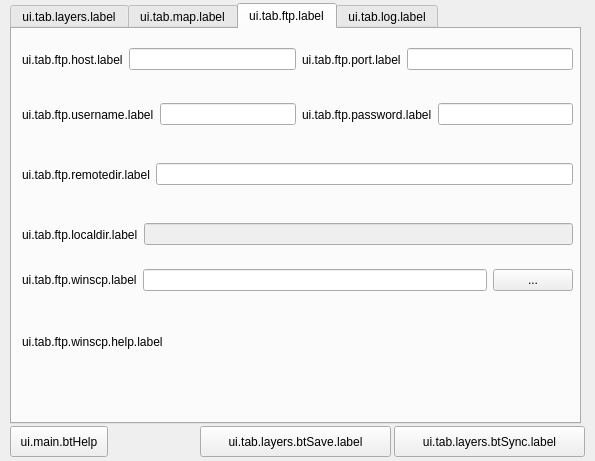
3liz/lizmap-plugin, file ui_lizmap.ui: the form before one commit.
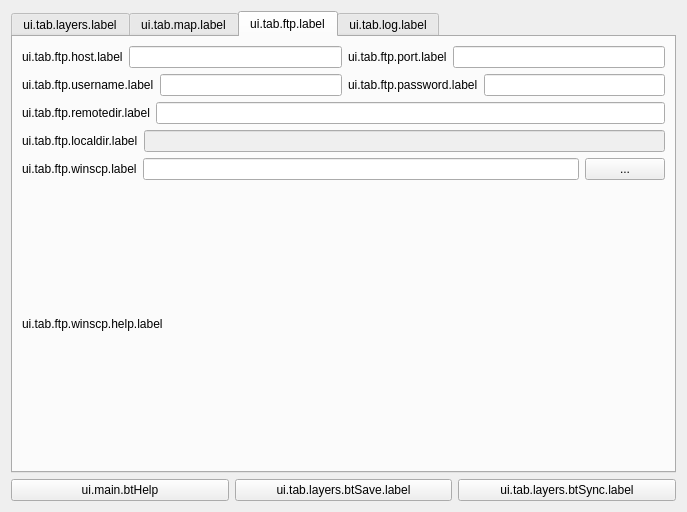
The form after the commit. The open tabs and pages were chosen to show the change.

Commit message: Interface - automatic widgets resizing thanks to Salvatore Larosa @lrssvt

The edit to the form file:
```diff
--- a/ui_lizmap.ui
+++ b/ui_lizmap.ui
@@ -6,38 +6,26 @@
    <rect>
     <x>0</x>
     <y>0</y>
-    <width>595</width>
-    <height>461</height>
+    <width>687</width>
+    <height>512</height>
    </rect>
   </property>
   <property name="windowTitle">
    <string>LizMap</string>
   </property>
+  <layout class="QGridLayout" name="gridLayout">
+   <item row="0" column="0" colspan="3">
   <widget class="QTabWidget" name="tabWidget">
-   <property name="geometry">
-    <rect>
-     <x>10</x>
-     <y>3</y>
-     <width>571</width>
-     <height>421</height>
-    </rect>
-   </property>
    <property name="currentIndex">
-    <number>0</number>
+      <number>3</number>
    </property>
    <widget class="QWidget" name="tab_2">
     <attribute name="title">
      <string>ui.tab.layers.label</string>
     </attribute>
+      <layout class="QGridLayout" name="gridLayout_2">
+       <item row="0" column="0">
     <widget class="QTreeWidget" name="treeLayer">
-     <property name="geometry">
-      <rect>
-       <x>10</x>
-       <y>10</y>
-       <width>291</width>
-       <height>341</height>
-      </rect>
-     </property>
      <property name="columnCount">
       <number>1</number>
      </property>
@@ -56,15 +44,8 @@
       </property>
      </column>
     </widget>
-    <widget class="QWidget" name="verticalLayoutWidget">
-     <property name="geometry">
-      <rect>
-       <x>310</x>
-       <y>5</y>
-       <width>251</width>
-       <height>381</height>
-      </rect>
-     </property>
+       </item>
+       <item row="0" column="1" rowspan="2">
      <layout class="QVBoxLayout" name="verticalLayout">
       <item>
        <widget class="QLabel" name="label_7">
@@ -162,34 +143,22 @@
        </layout>
       </item>
      </layout>
-    </widget>
+       </item>
+       <item row="1" column="0">
     <widget class="QPushButton" name="btRefreshTree">
-     <property name="geometry">
-      <rect>
-       <x>189</x>
-       <y>355</y>
-       <width>111</width>
-       <height>31</height>
-      </rect>
-     </property>
      <property name="text">
       <string>ui.tab.layers.btRefreshTree.label</string>
      </property>
     </widget>
+       </item>
+      </layout>
    </widget>
    <widget class="QWidget" name="tab_3">
     <attribute name="title">
      <string>ui.tab.map.label</string>
     </attribute>
-    <widget class="QWidget" name="verticalLayoutWidget_2">
-     <property name="geometry">
-      <rect>
-       <x>10</x>
-       <y>0</y>
-       <width>551</width>
-       <height>386</height>
-      </rect>
-     </property>
+      <layout class="QGridLayout" name="gridLayout_3">
+       <item row="0" column="0">
      <layout class="QVBoxLayout" name="verticalLayout_2">
       <property name="sizeConstraint">
        <enum>QLayout::SetDefaultConstraint</enum>
@@ -419,21 +388,39 @@
        </layout>
       </item>
      </layout>
-    </widget>
+       </item>
+      </layout>
    </widget>
    <widget class="QWidget" name="tab_ftp">
     <attribute name="title">
      <string>ui.tab.ftp.label</string>
     </attribute>
-    <widget class="QWidget" name="horizontalLayoutWidget_3">
-     <property name="geometry">
-      <rect>
-       <x>10</x>
-       <y>60</y>
-       <width>551</width>
-       <height>51</height>
-      </rect>
-     </property>
+      <layout class="QGridLayout" name="gridLayout_4">
+       <item row="0" column="0">
+        <layout class="QHBoxLayout" name="horizontalLayout">
+         <item>
+          <widget class="QLabel" name="label">
+           <property name="text">
+            <string>ui.tab.ftp.host.label</string>
+           </property>
+          </widget>
+         </item>
+         <item>
+          <widget class="QLineEdit" name="inHost"/>
+         </item>
+         <item>
+          <widget class="QLabel" name="label_2">
+           <property name="text">
+            <string>ui.tab.ftp.port.label</string>
+           </property>
+          </widget>
+         </item>
+         <item>
+          <widget class="QLineEdit" name="inPort"/>
+         </item>
+        </layout>
+       </item>
+       <item row="1" column="0">
      <layout class="QHBoxLayout" name="horizontalLayout_3">
       <item>
        <widget class="QLabel" name="label_3">
@@ -463,48 +450,22 @@
        </widget>
       </item>
      </layout>
-    </widget>
-    <widget class="QWidget" name="horizontalLayoutWidget">
-     <property name="geometry">
-      <rect>
-       <x>10</x>
-       <y>10</y>
-       <width>551</width>
-       <height>41</height>
-      </rect>
-     </property>
-     <layout class="QHBoxLayout" name="horizontalLayout">
-      <item>
-       <widget class="QLabel" name="label">
-        <property name="text">
-         <string>ui.tab.ftp.host.label</string>
-        </property>
-       </widget>
-      </item>
+       </item>
+       <item row="2" column="0">
+        <layout class="QHBoxLayout" name="horizontalLayout_6">
       <item>
-       <widget class="QLineEdit" name="inHost"/>
-      </item>
-      <item>
-       <widget class="QLabel" name="label_2">
+          <widget class="QLabel" name="label_6">
         <property name="text">
-         <string>ui.tab.ftp.port.label</string>
+            <string>ui.tab.ftp.remotedir.label</string>
         </property>
        </widget>
       </item>
       <item>
-       <widget class="QLineEdit" name="inPort"/>
-      </item>
-     </layout>
-    </widget>
-    <widget class="QWidget" name="horizontalLayoutWidget_5">
-     <property name="geometry">
-      <rect>
-       <x>10</x>
-       <y>180</y>
-       <width>551</width>
-       <height>51</height>
-      </rect>
-     </property>
+          <widget class="QLineEdit" name="inRemotedir"/>
+         </item>
+        </layout>
+       </item>
+       <item row="3" column="0">
      <layout class="QHBoxLayout" name="horizontalLayout_5">
       <item>
        <widget class="QLabel" name="label_5">
@@ -521,38 +482,8 @@
        </widget>
       </item>
      </layout>
-    </widget>
-    <widget class="QWidget" name="horizontalLayoutWidget_6">
-     <property name="geometry">
-      <rect>
-       <x>10</x>
-       <y>120</y>
-       <width>551</width>
-       <height>51</height>
-      </rect>
-     </property>
-     <layout class="QHBoxLayout" name="horizontalLayout_6">
-      <item>
-       <widget class="QLabel" name="label_6">
-        <property name="text">
-         <string>ui.tab.ftp.remotedir.label</string>
-        </property>
-       </widget>
-      </item>
-      <item>
-       <widget class="QLineEdit" name="inRemotedir"/>
-      </item>
-     </layout>
-    </widget>
-    <widget class="QWidget" name="horizontalLayoutWidget_7">
-     <property name="geometry">
-      <rect>
-       <x>10</x>
-       <y>240</y>
-       <width>551</width>
-       <height>117</height>
-      </rect>
-     </property>
+       </item>
+       <item row="4" column="0">
      <layout class="QHBoxLayout" name="horizontalLayout_7">
       <item>
        <layout class="QVBoxLayout" name="verticalLayout_3">
@@ -587,21 +518,16 @@
        </layout>
       </item>
      </layout>
-    </widget>
+       </item>
+      </layout>
    </widget>
    <widget class="QWidget" name="tab_main">
     <attribute name="title">
      <string>ui.tab.log.label</string>
     </attribute>
+      <layout class="QGridLayout" name="gridLayout_5">
+       <item row="0" column="0" colspan="3">
     <widget class="QTextEdit" name="outLog">
-     <property name="geometry">
-      <rect>
-       <x>10</x>
-       <y>10</y>
-       <width>551</width>
-       <height>331</height>
-      </rect>
-     </property>
      <property name="lineWrapMode">
       <enum>QTextEdit::NoWrap</enum>
      </property>
@@ -609,99 +535,67 @@
       <bool>true</bool>
      </property>
     </widget>
-    <widget class="QLabel" name="outState">
-     <property name="geometry">
-      <rect>
-       <x>450</x>
-       <y>353</y>
-       <width>81</width>
-       <height>21</height>
-      </rect>
-     </property>
-     <property name="font">
-      <font>
-       <pointsize>9</pointsize>
-       <weight>75</weight>
-       <bold>true</bold>
-      </font>
-     </property>
-     <property name="text">
-      <string/>
-     </property>
-    </widget>
+       </item>
+       <item row="1" column="0" rowspan="2">
     <widget class="QPushButton" name="btClearlog">
-     <property name="geometry">
-      <rect>
-       <x>10</x>
-       <y>350</y>
-       <width>291</width>
-       <height>27</height>
-      </rect>
-     </property>
      <property name="text">
       <string>ui.tab.log.btClearLog.label</string>
      </property>
     </widget>
+       </item>
+       <item row="1" column="1" rowspan="2" colspan="2">
     <widget class="QPushButton" name="btCancelFtpSync">
      <property name="enabled">
       <bool>true</bool>
      </property>
-     <property name="geometry">
-      <rect>
-       <x>320</x>
-       <y>350</y>
-       <width>241</width>
-       <height>27</height>
-      </rect>
-     </property>
      <property name="text">
       <string>ui.tab.log.btCancelSync.label</string>
      </property>
     </widget>
-   </widget>
-  </widget>
+       </item>
+       <item row="2" column="2">
+        <widget class="QLabel" name="outState">
+         <property name="font">
+          <font>
+           <pointsize>9</pointsize>
+           <weight>75</weight>
+           <bold>true</bold>
+          </font>
+         </property>
+         <property name="text">
+          <string/>
+         </property>
+        </widget>
+       </item>
+      </layout>
+     </widget>
+    </widget>
+   </item>
+   <item row="1" column="0">
+    <widget class="QPushButton" name="btHelp">
+     <property name="text">
+      <string>ui.main.btHelp</string>
+     </property>
+    </widget>
+   </item>
+   <item row="1" column="1">
   <widget class="QPushButton" name="btSave">
-   <property name="geometry">
-    <rect>
-     <x>200</x>
-     <y>426</y>
-     <width>191</width>
-     <height>31</height>
-    </rect>
-   </property>
    <property name="text">
     <string>ui.tab.layers.btSave.label</string>
    </property>
   </widget>
+   </item>
+   <item row="1" column="2">
   <widget class="QPushButton" name="btSync">
    <property name="enabled">
     <bool>true</bool>
    </property>
-   <property name="geometry">
-    <rect>
-     <x>394</x>
-     <y>426</y>
-     <width>191</width>
-     <height>31</height>
-    </rect>
-   </property>
    <property name="text">
     <string>ui.tab.layers.btSync.label</string>
    </property>
   </widget>
-  <widget class="QPushButton" name="btHelp">
-   <property name="geometry">
-    <rect>
-     <x>10</x>
-     <y>426</y>
-     <width>98</width>
-     <height>31</height>
-    </rect>
-   </property>
-   <property name="text">
-    <string>ui.main.btHelp</string>
-   </property>
-  </widget>
+   </item>
+  </layout>
  </widget>
  <tabstops>
   <tabstop>tabWidget</tabstop>
```
Lines whose indentation alone changed are shown as unchanged. The commit also changes 1 other file.
